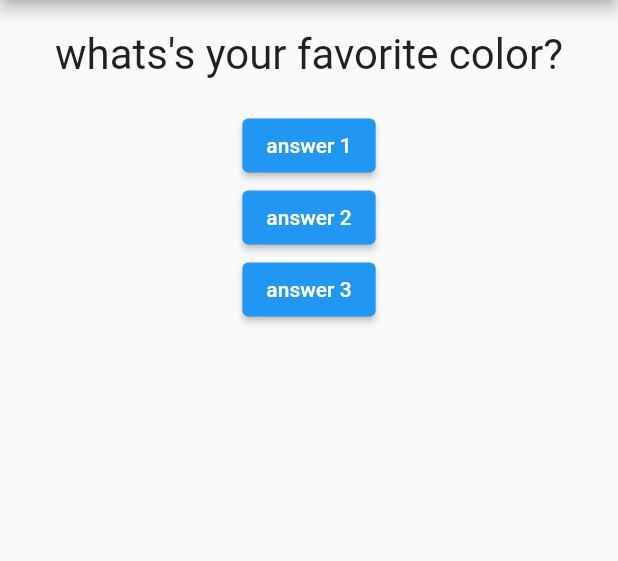
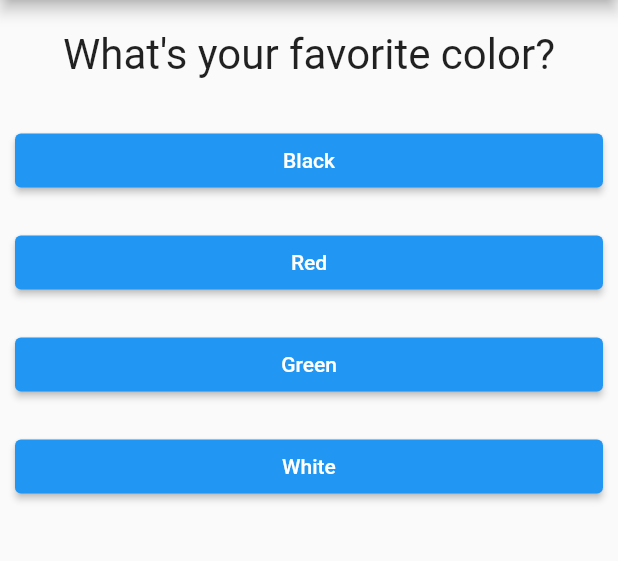
Before and after one commit to jaysonruz/first_flutter_app, a Flutter app: the screen it shows after launch, on a phone screen of 412 x 824 dp, the part 84-645 px from its top. Run offline on Flutter 3.47's test engine with Material 2 defaults, Android fonts, the phone set to English and light mode, and no system bars.

Commit message:
section 2 completed

```diff
--- /dev/null
+++ b/lib/answer.dart
@@ -0,0 +1,23 @@
+import 'package:flutter/material.dart';
+
+class Answer extends StatelessWidget {
+  final String textOnButton;
+  final Function onpressFunc;
+
+  Answer({@required this.onpressFunc, @required this.textOnButton});
+
+  @override
+  Widget build(BuildContext context) {
+    return Container(
+      width: double.infinity,
+      margin: EdgeInsets.all(10),
+      child: ElevatedButton(
+        child: Text(textOnButton),
+        onPressed: () {
+          //anonymous function
+          onpressFunc();
+        },
+      ),
+    );
+  }
+}
--- a/lib/main.dart
+++ b/lib/main.dart
@@ -1,6 +1,7 @@
 import 'package:flutter/material.dart';
 
-import './question.dart';
+import './quiz.dart';
+import './result.dart';
 
 void main() {
   runApp(MyApp());
@@ -16,9 +17,40 @@ class MyApp extends StatefulWidget {
 }
 
 class _MyAppstate extends State<MyApp> {
+  final questions = const [
+    {
+      'questionText': 'What\'s your favorite color?',
+      'answers': [
+        {'text': 'Black', 'score': 10},
+        {'text': 'Red', 'score': 5},
+        {'text': 'Green', 'score': 3},
+        {'text': 'White', 'score': 1},
+      ],
+    },
+    {
+      'questionText': 'What\'s your favorite animal?',
+      'answers': [
+        {'text': 'Rabbit', 'score': 3},
+        {'text': 'Snake', 'score': 11},
+        {'text': 'Elephant', 'score': 5},
+        {'text': 'Lion', 'score': 9},
+      ],
+    },
+    {
+      'questionText': 'Who\'s your favorite instructor?',
+      'answers': [
+        {'text': 'Max', 'score': 1},
+        {'text': 'Max', 'score': 1},
+        {'text': 'Max', 'score': 1},
+        {'text': 'Max', 'score': 1},
+      ],
+    },
+  ];
+
   var _questionIndex = 0;
-
-  void _answerquestion() {
+  var _totalScore = 0;
+  void _answerquestion(int score) {
+    _totalScore += score;
     setState(() {
       _questionIndex += 1;
     });
@@ -26,38 +58,23 @@ class _MyAppstate extends State<MyApp> {
     print(_questionIndex);
   }
 
+  void _resetQuiz() {
+    setState(() {
+      _questionIndex = 0;
+      _totalScore = 0;
+    });
+  }
+
   @override
   Widget build(BuildContext context) {
-    List question = [
-      'whats\'s your favorite color?',
-      'what\'s your favorite animal'
-    ];
-
     return MaterialApp(
-        home: Scaffold(
-      appBar: AppBar(
-        title: Text("my first app"),
-      ),
-      body: Column(
-        children: [
-          Question(questionText: question[_questionIndex],),
-          ElevatedButton(
-            child: Text('answer 1'),
-            onPressed: () {
-              //anonymous function
-              _answerquestion();
-            },
+      home: Scaffold(
+          appBar: AppBar(
+            title: Text("my first app"),
           ),
-          ElevatedButton(
-            child: Text('answer 2'),
-            onPressed: _answerquestion,
-          ),
-          ElevatedButton(
-            child: Text('answer 3'),
-            onPressed: _answerquestion,
-          ),
-        ],
-      ),
-    ));
+          body: (_questionIndex < questions.length)
+              ? Quiz(questions, _questionIndex, _answerquestion)
+              : Result(_totalScore, _resetQuiz)),
+    );
   }
 }
--- /dev/null
+++ b/lib/quiz.dart
@@ -0,0 +1,39 @@
+import 'package:flutter/material.dart';
+
+import './question.dart';
+import './answer.dart';
+
+class Quiz extends StatelessWidget {
+  final Function _answerquestion;
+  final List<Map<String, Object>> _questions;
+  final int _questionIndex;
+
+  Quiz(this._questions, this._questionIndex, this._answerquestion);
+
+  @override
+  Widget build(BuildContext context) {
+    return Column(
+      children: [
+        Question(
+          questionText: _questions[_questionIndex]['questionText'],
+        ),
+
+        ...(_questions[_questionIndex]['answers'] as List<Map<String, Object>>)
+            .map(
+          (ans) {
+            return Answer(
+                onpressFunc: () {
+                  _answerquestion(ans['score']);
+                },
+                textOnButton: ans['text']);
+          },
+        ),
+
+        // ...[
+        //   for (String ans in questions[_questionIndex]['answer'])
+        //     Answer(onpressFunc: _answerquestion, textOnButton: ans)
+        // ] // same as above but using list comprehension, ... aka spread operator
+      ],
+    );
+  }
+}
```
Also changed, not shown: lib/result.dart (added, +27 -0 lines).
